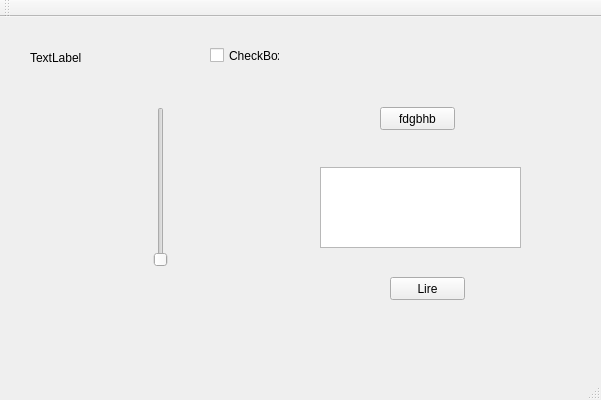
Before: the Qt Designer form E2-BORGNE_Valentin/QtWidgetsApplication3/QtWidgetsApplication3/QtWidgetsApplication3.ui in jeanlaurentdotme/dmx-webedia, drawn with Qt 5.
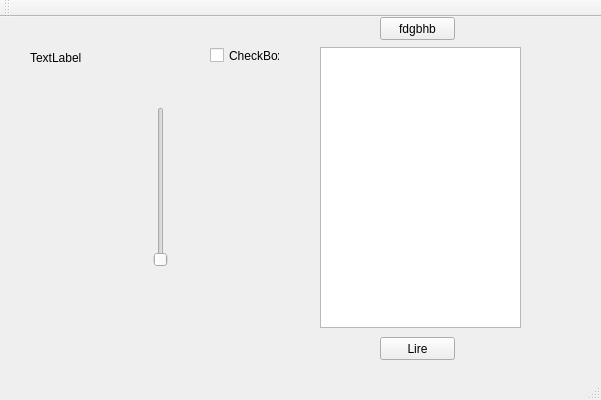
After: the same form once the commit is applied.

Diff of the .ui file:
```diff
--- a/E2-BORGNE_Valentin/QtWidgetsApplication3/QtWidgetsApplication3/QtWidgetsApplication3.ui
+++ b/E2-BORGNE_Valentin/QtWidgetsApplication3/QtWidgetsApplication3/QtWidgetsApplication3.ui
@@ -60,9 +60,9 @@
     <property name="geometry">
      <rect>
       <x>320</x>
-      <y>150</y>
+      <y>30</y>
       <width>201</width>
-      <height>81</height>
+      <height>281</height>
      </rect>
     </property>
    </widget>
@@ -70,7 +70,7 @@
     <property name="geometry">
      <rect>
       <x>380</x>
-      <y>90</y>
+      <y>0</y>
       <width>75</width>
       <height>23</height>
      </rect>
@@ -82,8 +82,8 @@
    <widget class="QPushButton" name="pushButton_2">
     <property name="geometry">
      <rect>
-      <x>390</x>
-      <y>260</y>
+      <x>380</x>
+      <y>320</y>
       <width>75</width>
       <height>23</height>
      </rect>
```
